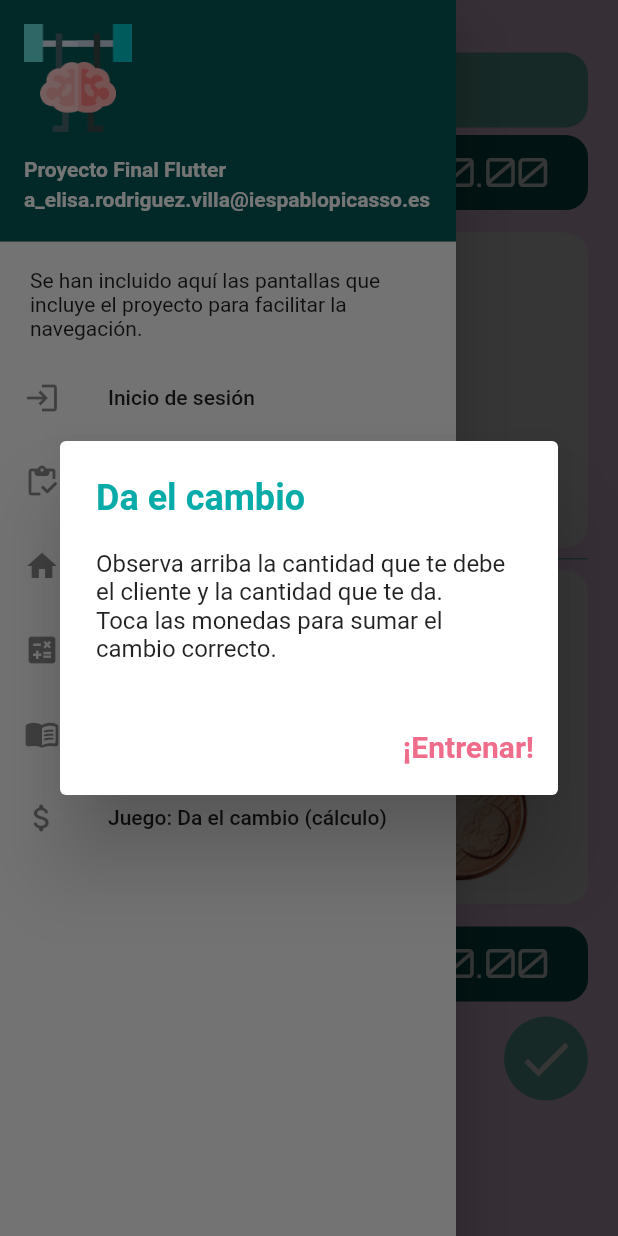
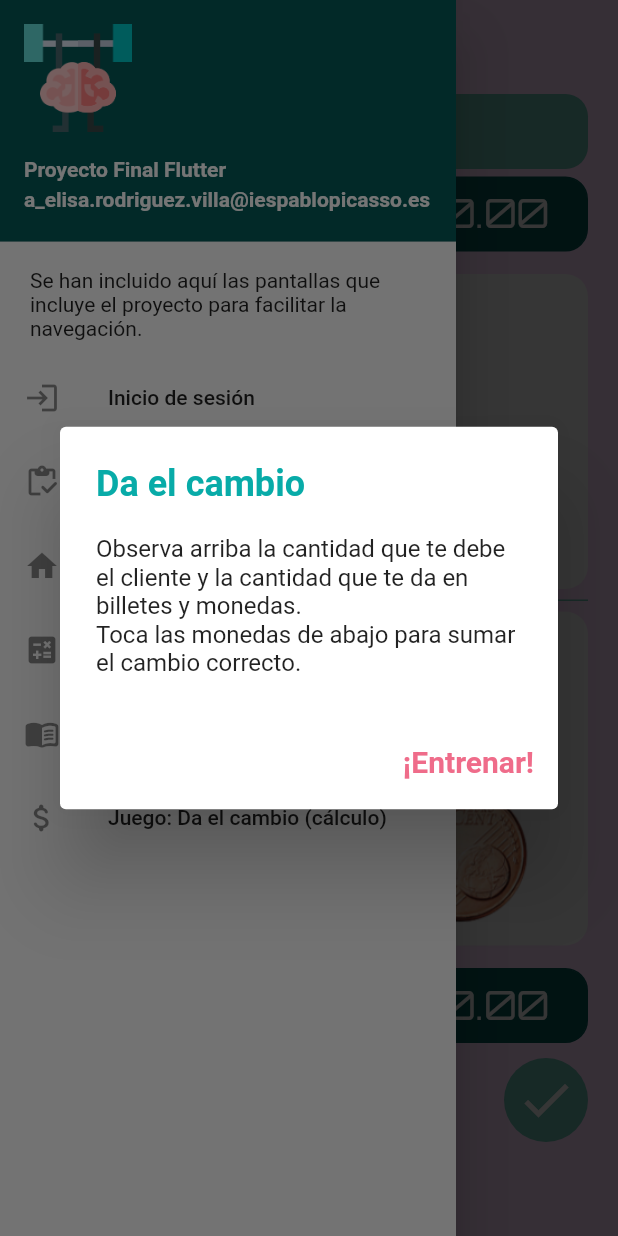
Before and after one commit to Elisallysa/PROMM_FinalFlutterProject_FitBrain, a Flutter app: the CambioGame screen opened directly, in the side drawer, after a tap on the "check" icon, on a phone screen of 412 x 824 dp. Run offline on Flutter 3.47's test engine with Material 2 defaults, Android fonts, the phone set to English and light mode, and no system bars; our stand-ins replace google_fonts, rive.

Commit message:
little changes

```diff
--- a/lib/screens/game_cambio.dart
+++ b/lib/screens/game_cambio.dart
@@ -54,10 +54,10 @@ class _CambioGameState extends State<CambioGame> {
             child: ListBody(
               children: const <Widget>[
                 Text(
-                  'Observa arriba la cantidad que te debe el cliente y la cantidad que te da.',
+                  'Observa arriba la cantidad que te debe el cliente y la cantidad que te da en billetes y monedas.',
                 ),
                 Text(
-                  'Toca las monedas para sumar el cambio correcto.',
+                  'Toca las monedas de abajo para sumar el cambio correcto.',
                 ),
               ],
             ),
@@ -167,12 +167,10 @@ class _CambioGameState extends State<CambioGame> {
     return Scaffold(
       drawer: const FitBrainDrawer(name: 'user'),
       backgroundColor: AppTheme.palePink,
-      body: SingleChildScrollView(
-        child: Padding(
-          padding: const EdgeInsets.only(top: 35, left: 20, right: 20),
+      body: Padding(
+        padding: const EdgeInsets.all(20),
         child: Column(
           mainAxisAlignment: MainAxisAlignment.center,
-            crossAxisAlignment: CrossAxisAlignment.center,
           children: [
             Container(
               alignment: Alignment.center,
@@ -234,16 +232,12 @@ class _CambioGameState extends State<CambioGame> {
                       Visibility(
                         visible: coin2.isNotEmpty,
                         child: SizedBox(
-                              width: 140,
-                              height: 90,
-                              child: Image.asset(coin2)),
+                            width: 140, height: 90, child: Image.asset(coin2)),
                       ),
                       Visibility(
                         visible: coin3.isNotEmpty,
                         child: SizedBox(
-                              width: 140,
-                              height: 90,
-                              child: Image.asset(coin3)),
+                            width: 140, height: 90, child: Image.asset(coin3)),
                       )
                     ],
                   )
@@ -383,8 +377,7 @@ class _CambioGameState extends State<CambioGame> {
                                 child: ListBody(
                                   children: <Widget>[
                                     const Text('Has terminado las 5 rondas.'),
-                                      Text(
-                                          'Tu puntuación ha sido: $puntuacion'),
+                                    Text('Tu puntuación ha sido: $puntuacion'),
                                   ],
                                 ),
                               ),
@@ -393,8 +386,8 @@ class _CambioGameState extends State<CambioGame> {
                                   onPressed: () => Navigator.push(
                                       context,
                                       MaterialPageRoute(
-                                            builder: (context) => GameListView(
-                                                categoria: 'math'))),
+                                          builder: (context) =>
+                                              GameListView(categoria: 'math'))),
                                   child: const Text('Terminar'),
                                 ),
                                 TextButton(
@@ -441,7 +434,6 @@ class _CambioGameState extends State<CambioGame> {
           ],
         ),
       ),
-      ),
     );
   }
 }
--- a/lib/utils/json_util.dart
+++ b/lib/utils/json_util.dart
@@ -29,7 +29,7 @@ class JsonUtil {
     return usuarioFromJson(response);
   }
 
-  // Lee el archivo json local y devuelve lista de usuarios
+  // Lee el archivo json local y devuelve lista de pagos
   Future<List<CambioPago>?> readCambioGameJson(String jsonPath) async {
     final String response = await rootBundle.loadString(jsonPath);
     return cambioPagoFromJson(response);
```
Also changed, not shown: 1 other file. Lines whose indentation alone changed are shown as unchanged.
